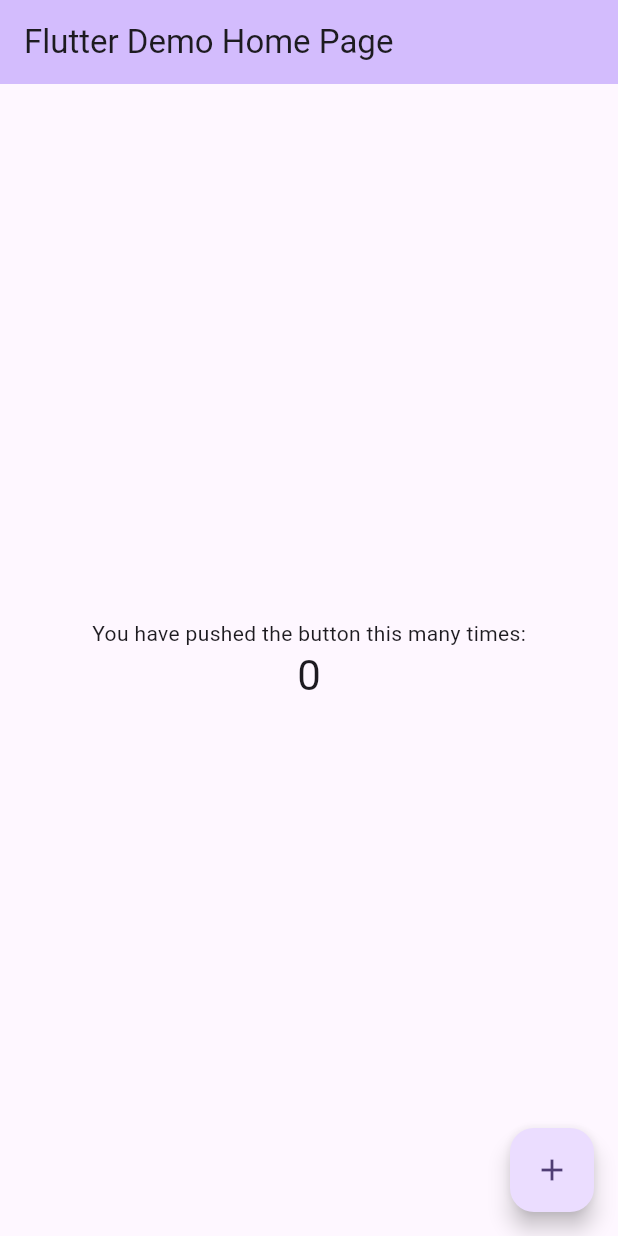
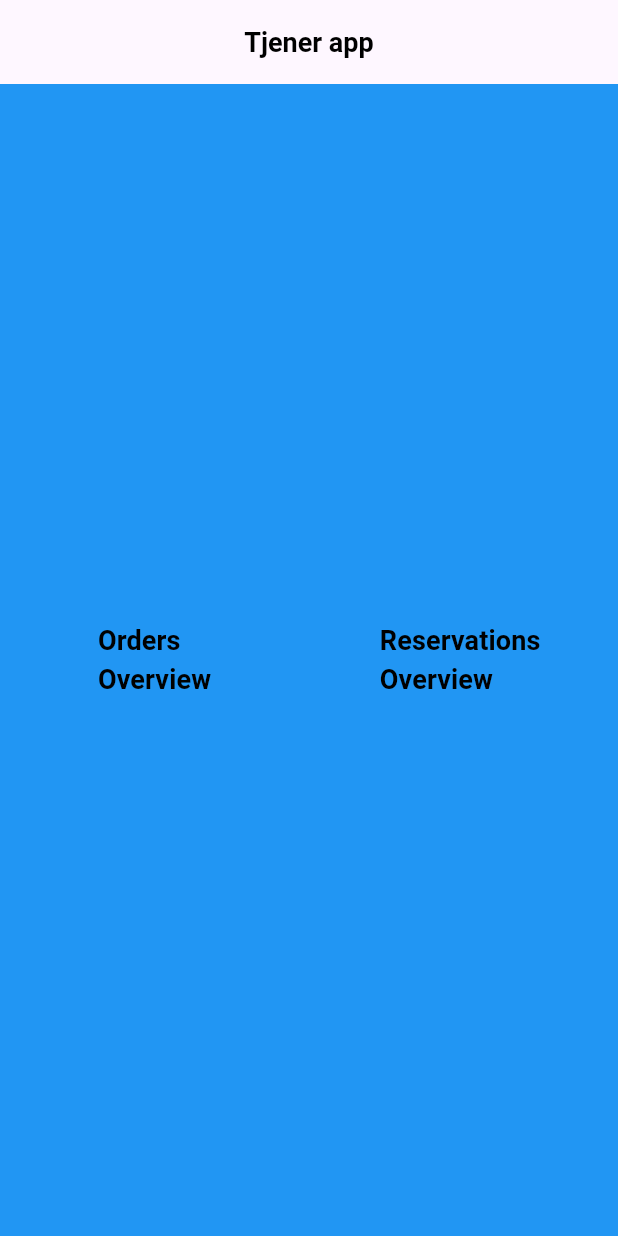
Before and after one commit to Ben-R-K/VesuviusWaiterApp, a Flutter app: the screen it shows after launch, on a phone screen of 412 x 824 dp. Run offline on Flutter 3.47's test engine with Material 3 defaults, Android fonts, the phone set to English and light mode, and no system bars; our stand-ins replace flutter_svg; Roboto replaces fonts that are missing (camingoCode).

```diff
--- /dev/null
+++ b/waiterapp/lib/Pages/home.dart
@@ -0,0 +1,64 @@
+import 'package:flutter/material.dart';
+import 'package:flutter_svg/flutter_svg.dart';
+
+class HomePage extends StatelessWidget {
+  const HomePage({super.key});
+
+  @override
+  Widget build(BuildContext context) {
+    return Scaffold(
+      appBar: appBar(),
+      body: Row(
+          crossAxisAlignment: CrossAxisAlignment.stretch,
+          children: [
+            Expanded(
+              child: TextButton(
+                style: TextButton.styleFrom(
+                  backgroundColor: Colors.blue,
+                  shape: const RoundedRectangleBorder(
+                    borderRadius: BorderRadius.all(Radius.zero))
+                ),
+              onPressed: () {},
+                child: Text('Orders \nOverview',
+                  style: TextStyle(
+                    color: Colors.black,
+                    fontSize: 18,
+                    fontWeight: FontWeight.bold,
+                  ),
+                )
+              )
+            ),
+            Expanded(
+              child: TextButton(
+                style: TextButton.styleFrom(
+                  backgroundColor: Colors.blue,
+                  shape: const RoundedRectangleBorder(
+                    borderRadius: BorderRadius.only(bottomLeft: Radius.zero))
+                ),
+                onPressed: () {},
+                child: Text('Reservations \nOverview',
+                  style: TextStyle(
+                    color: Colors.black,
+                  fontSize: 18,
+                  fontWeight: FontWeight.bold,
+                  ),
+                )
+              )
+            )
+          ],
+        ),
+    );
+  }
+    AppBar appBar() {
+    return AppBar(
+      title: Text(
+        'Tjener app',
+      style: TextStyle(color: Colors.black,
+      fontSize: 18,
+      fontWeight: FontWeight.bold,
+      ),
+      ),
+      centerTitle: true,
+    );
+  }
+}
--- a/waiterapp/lib/main.dart
+++ b/waiterapp/lib/main.dart
@@ -1,4 +1,5 @@
 import 'package:flutter/material.dart';
+import 'package:waiterapp/Pages/home.dart';
 
 void main() {
   runApp(const MyApp());
@@ -7,116 +8,12 @@ void main() {
 class MyApp extends StatelessWidget {
   const MyApp({super.key});
 
-  // This widget is the root of your application.
   @override
   Widget build(BuildContext context) {
     return MaterialApp(
-      title: 'Flutter Demo',
-      theme: ThemeData(
-        // This is the theme of your application.
-        //
-        // TRY THIS: Try running your application with "flutter run". You'll see
-        // the application has a purple toolbar. Then, without quitting the app,
-        // try changing the seedColor in the colorScheme below to Colors.green
-        // and then invoke "hot reload" (save your changes or press the "hot
-        // reload" button in a Flutter-supported IDE, or press "r" if you used
-        // the command line to start the app).
-        //
-        // Notice that the counter didn't reset back to zero; the application
-        // state is not lost during the reload. To reset the state, use hot
-        // restart instead.
-        //
-        // This works for code too, not just values: Most code changes can be
-        // tested with just a hot reload.
-        colorScheme: ColorScheme.fromSeed(seedColor: Colors.deepPurple),
-      ),
-      home: const MyHomePage(title: 'Flutter Demo Home Page'),
+      debugShowCheckedModeBanner: false,
+      theme: ThemeData(fontFamily: 'camingoCode'),
+      home: const HomePage()
     );
   }
 }
-
-class MyHomePage extends StatefulWidget {
-  const MyHomePage({super.key, required this.title});
-
-  // This widget is the home page of your application. It is stateful, meaning
-  // that it has a State object (defined below) that contains fields that affect
-  // how it looks.
-
-  // This class is the configuration for the state. It holds the values (in this
-  // case the title) provided by the parent (in this case the App widget) and
-  // used by the build method of the State. Fields in a Widget subclass are
-  // always marked "final".
-
-  final String title;
-
-  @override
-  State<MyHomePage> createState() => _MyHomePageState();
-}
-
-class _MyHomePageState extends State<MyHomePage> {
-  int _counter = 0;
-
-  void _incrementCounter() {
-    setState(() {
-      // This call to setState tells the Flutter framework that something has
-      // changed in this State, which causes it to rerun the build method below
-      // so that the display can reflect the updated values. If we changed
-      // _counter without calling setState(), then the build method would not be
-      // called again, and so nothing would appear to happen.
-      _counter++;
-    });
-  }
-
-  @override
-  Widget build(BuildContext context) {
-    // This method is rerun every time setState is called, for instance as done
-    // by the _incrementCounter method above.
-    //
-    // The Flutter framework has been optimized to make rerunning build methods
-    // fast, so that you can just rebuild anything that needs updating rather
-    // than having to individually change instances of widgets.
-    return Scaffold(
-      appBar: AppBar(
-        // TRY THIS: Try changing the color here to a specific color (to
-        // Colors.amber, perhaps?) and trigger a hot reload to see the AppBar
-        // change color while the other colors stay the same.
-        backgroundColor: Theme.of(context).colorScheme.inversePrimary,
-        // Here we take the value from the MyHomePage object that was created by
-        // the App.build method, and use it to set our appbar title.
-        title: Text(widget.title),
-      ),
-      body: Center(
-        // Center is a layout widget. It takes a single child and positions it
-        // in the middle of the parent.
-        child: Column(
-          // Column is also a layout widget. It takes a list of children and
-          // arranges them vertically. By default, it sizes itself to fit its
-          // children horizontally, and tries to be as tall as its parent.
-          //
-          // Column has various properties to control how it sizes itself and
-          // how it positions its children. Here we use mainAxisAlignment to
-          // center the children vertically; the main axis here is the vertical
-          // axis because Columns are vertical (the cross axis would be
-          // horizontal).
-          //
-          // TRY THIS: Invoke "debug painting" (choose the "Toggle Debug Paint"
-          // action in the IDE, or press "p" in the console), to see the
-          // wireframe for each widget.
-          mainAxisAlignment: MainAxisAlignment.center,
-          children: <Widget>[
-            const Text('You have pushed the button this many times:'),
-            Text(
-              '$_counter',
-              style: Theme.of(context).textTheme.headlineMedium,
-            ),
-          ],
-        ),
-      ),
-      floatingActionButton: FloatingActionButton(
-        onPressed: _incrementCounter,
-        tooltip: 'Increment',
-        child: const Icon(Icons.add),
-      ), // This trailing comma makes auto-formatting nicer for build methods.
-    );
-  }
-}
```
Also changed, not shown: waiterapp/lib/Models/category_model.dart (added, +48 -0 lines), waiterapp/lib/Pages/ordersOverview.dart (added, +17 -0 lines), waiterapp/lib/Pages/test.dart (added, +167 -0 lines), waiterapp/pubspec.yaml (+15 -10 lines), waiterapp/assets/icons/dots.svg (added), waiterapp/assets/icons/filter.svg (added), waiterapp/assets/icons/left-arrow.svg (added), waiterapp/assets/icons/search.svg (added), waiterapp/fonts/CamingoCode-Bold.ttf (added), waiterapp/fonts/CamingoCode-BoldItalic.ttf (added), waiterapp/fonts/CamingoCode-Italic.ttf (added), waiterapp/fonts/CamingoCode-Regular.ttf (added), waiterapp/pubspec.lock, 1 other file.
